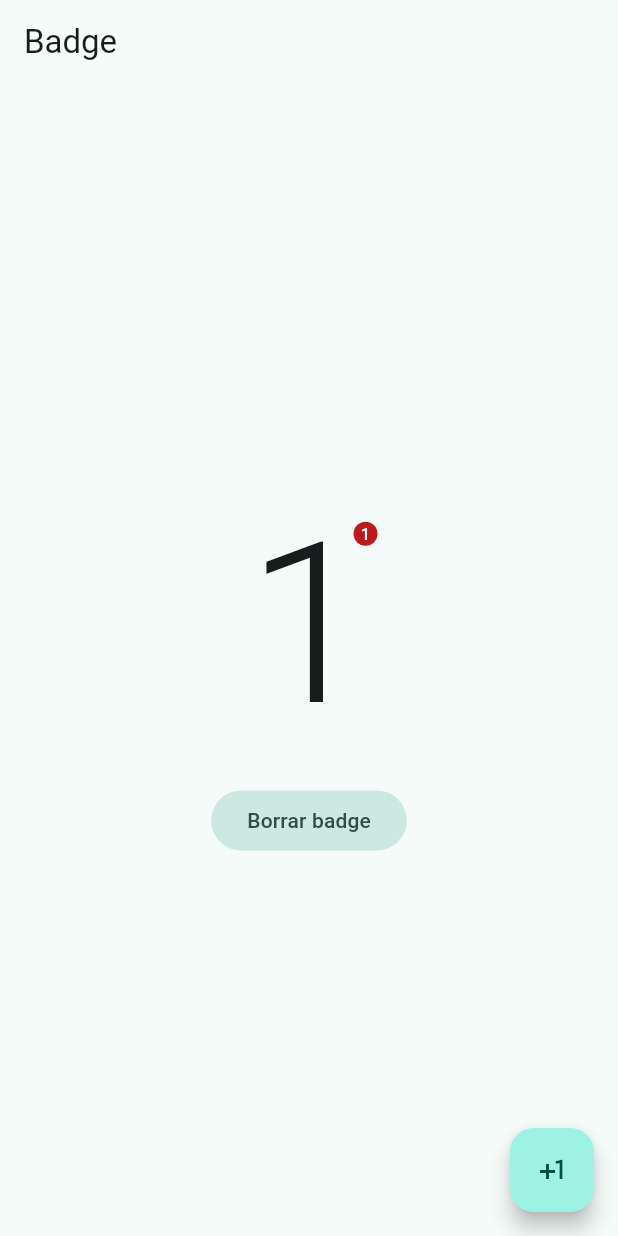
After one commit to OKCAHO4KA/compass, a Flutter app: the BadgeScreen screen opened by its route, after a tap on the "plus one" icon, on a phone screen of 412 x 824 dp. The commit adds this screen. Run offline on Flutter 3.47's test engine with Material 3 defaults, Android fonts, the phone set to English and light mode, and no system bars; our stand-ins replace device_info_plus, dio, flutter_compass, flutter_riverpod, geolocator, go_router and 6 more; missing offline and left inert: flutter_app_badger, quick_actions.

Commit message:
empezamos ads

```diff
--- a/lib/config/config.dart
+++ b/lib/config/config.dart
@@ -2,3 +2,5 @@ export 'theme/app_theme.dart';
 export 'router/app_router.dart';
 export './plugins/share_plugin.dart';
 export './plugins/local_auth_plugin.dart';
+export './plugins/quick_actions_plugin.dart';
+export './plugins/app_badge_plugin.dart';
--- /dev/null
+++ b/lib/config/plugins/app_badge_plugin.dart
@@ -0,0 +1,24 @@
+import 'package:flutter_app_badger/flutter_app_badger.dart';
+
+class AppBadgePlugin {
+  static Future<bool> get isBadgeSupported {
+    return FlutterAppBadger.isAppBadgeSupported();
+  }
+
+  static void updateBadgerCount(int count) async {
+    if (!await isBadgeSupported) {
+      print('Badge no soportado');
+      return;
+    }
+    FlutterAppBadger.updateBadgeCount(count);
+    if (count == 0) removeBadge();
+  }
+
+  static void removeBadge() async {
+    if (!await isBadgeSupported) {
+      print('Badge no soportado');
+      return;
+    }
+    FlutterAppBadger.removeBadge();
+  }
+}
--- a/lib/config/router/app_router.dart
+++ b/lib/config/router/app_router.dart
@@ -60,4 +60,16 @@ final router = GoRouter(routes: [
     path: '/controlled-map',
     builder: (context, state) => const ControlledMapScreen(),
   ),
+  GoRoute(
+    path: '/badge',
+    builder: (context, state) => const BadgeScreen(),
+  ),
+  GoRoute(
+    path: '/ad-full',
+    builder: (context, state) => const AdFullScreen(),
+  ),
+  GoRoute(
+    path: '/ad-rewarded',
+    builder: (context, state) => const AdRewardedScreen(),
+  ),
 ]);
--- a/lib/main.dart
+++ b/lib/main.dart
@@ -6,6 +6,7 @@ import 'package:miscelaneos/presentation/providers/providers.dart';
 
 void main() {
   WidgetsFlutterBinding.ensureInitialized();
+  QuickActionsPlugin.registerActions();
   SystemChrome.setPreferredOrientations([DeviceOrientation.portraitUp]);
   runApp(const ProviderScope(child: MainApp()));
 }
--- /dev/null
+++ b/lib/presentation/providers/badge/badge_counter_provider.dart
@@ -0,0 +1,5 @@
+import 'package:flutter_riverpod/flutter_riverpod.dart';
+
+final badgeCounterProvider = StateProvider<int>((ref) {
+  return 0;
+});
--- a/lib/presentation/providers/providers.dart
+++ b/lib/presentation/providers/providers.dart
@@ -9,3 +9,5 @@ export './pokemons/pokemon_provider.dart';
 export './local_auth/local_auth_providers.dart';
 export './location/user_location_provider copy.dart';
 export './location/watch_location_provider.dart';
+export './location/map_controller_provider.dart';
+export './badge/badge_counter_provider.dart';
--- a/lib/presentation/screens.dart
+++ b/lib/presentation/screens.dart
@@ -1,3 +1,7 @@
+export 'package:miscelaneos/presentation/screens/ads/ad_full_screen.dart';
+
+export 'package:miscelaneos/presentation/screens/badge/badge_screen.dart';
+
 export 'package:miscelaneos/presentation/screens/location/map_screen.dart';
 
 export 'package:miscelaneos/presentation/screens/location/location_screen.dart';
@@ -25,3 +29,5 @@ export 'package:miscelaneos/presentation/screens/permissions/permissions_screen.
 export 'package:miscelaneos/presentation/screens/home/home_screen.dart';
 
 export './screens/permissions/ask_location_screen.dart';
+
+export './screens/ads/ad_rewarded_screen.dart';
--- /dev/null
+++ b/lib/presentation/screens/badge/badge_screen.dart
@@ -0,0 +1,48 @@
+import 'package:flutter/material.dart';
+import 'package:flutter_riverpod/flutter_riverpod.dart';
+import 'package:miscelaneos/config/plugins/app_badge_plugin.dart';
+import 'package:miscelaneos/presentation/providers/providers.dart';
+
+class BadgeScreen extends ConsumerWidget {
+  const BadgeScreen({super.key});
+
+  @override
+  Widget build(BuildContext context, ref) {
+    final badgeCounter = ref.watch(badgeCounterProvider);
+    return Scaffold(
+      appBar: AppBar(
+        title: const Text('Badge'),
+      ),
+      body: Center(
+        child: Column(
+          mainAxisAlignment: MainAxisAlignment.center,
+          children: [
+            Badge(
+              alignment: Alignment.lerp(
+                  Alignment.topRight, Alignment.bottomRight, 0.2),
+              label: Text('$badgeCounter'),
+              child: Text('$badgeCounter',
+                  style: const TextStyle(
+                      fontSize: 150, fontWeight: FontWeight.w300)),
+            ),
+            FilledButton.tonal(
+                onPressed: () {
+                  ref.invalidate(badgeCounterProvider);
+                  AppBadgePlugin.removeBadge();
+                },
+                child: const Text('Borrar badge'))
+          ],
+        ),
+      ),
+      floatingActionButton: FloatingActionButton(
+        onPressed: () {
+          final newCount = ref
+              .read(badgeCounterProvider.notifier)
+              .update((state) => state + 1);
+          AppBadgePlugin.updateBadgerCount(newCount);
+        },
+        child: const Icon(Icons.plus_one),
+      ),
+    );
+  }
+}
--- a/lib/presentation/widgets/shared/main_menu.dart
+++ b/lib/presentation/widgets/shared/main_menu.dart
@@ -20,6 +20,9 @@ final menuItems = <MenuItem>[
   MenuItem('Ubicación', Icons.pin_drop, '/location'),
   MenuItem('Mapas', Icons.map_sharp, '/maps'),
   MenuItem('Controlado', Icons.gamepad_outlined, '/controlled-map'),
+  MenuItem('Badge', Icons.notification_important, '/badge'),
+  MenuItem('Ad Full', Icons.ad_units_rounded, '/ad-full'),
+  MenuItem('Ad Reward', Icons.fort_rounded, '/ad-rewarded'),
 ];
 
 class MainMenu extends StatelessWidget {
@@ -72,6 +75,7 @@ class HomeMenuItem extends StatelessWidget {
             ),
             const SizedBox(height: 5),
             Text(title,
+                overflow: TextOverflow.ellipsis,
                 textAlign: TextAlign.center,
                 style: const TextStyle(color: Colors.white))
           ],
--- a/pubspec.yaml
+++ b/pubspec.yaml
@@ -11,6 +11,7 @@ dependencies:
   dio: ^5.4.0
   flutter:
     sdk: flutter
+  flutter_app_badger: ^1.5.0
   flutter_compass: ^0.8.0
   flutter_riverpod: ^2.4.9
   geolocator: ^10.1.0
@@ -19,6 +20,7 @@ dependencies:
   google_maps_flutter: ^2.5.0
   local_auth: ^2.1.7
   permission_handler: ^11.0.1
+  quick_actions: ^1.0.6
   sensors_plus: ^4.0.1
   share_plus: ^7.0.0
 
```
Also changed, not shown: lib/config/plugins/quick_actions_plugin.dart (added, +36 -0 lines), lib/presentation/providers/location/map_controller_provider.dart (added, +106 -0 lines), lib/presentation/screens/ads/ad_full_screen.dart (added, +17 -0 lines), lib/presentation/screens/ads/ad_rewarded_screen.dart (added, +17 -0 lines), lib/presentation/screens/home/home_screen.dart (+11 -1 lines), lib/presentation/screens/location/controlled_map_screen.dart (+26 -10 lines), pubspec.lock, 7 other files.
